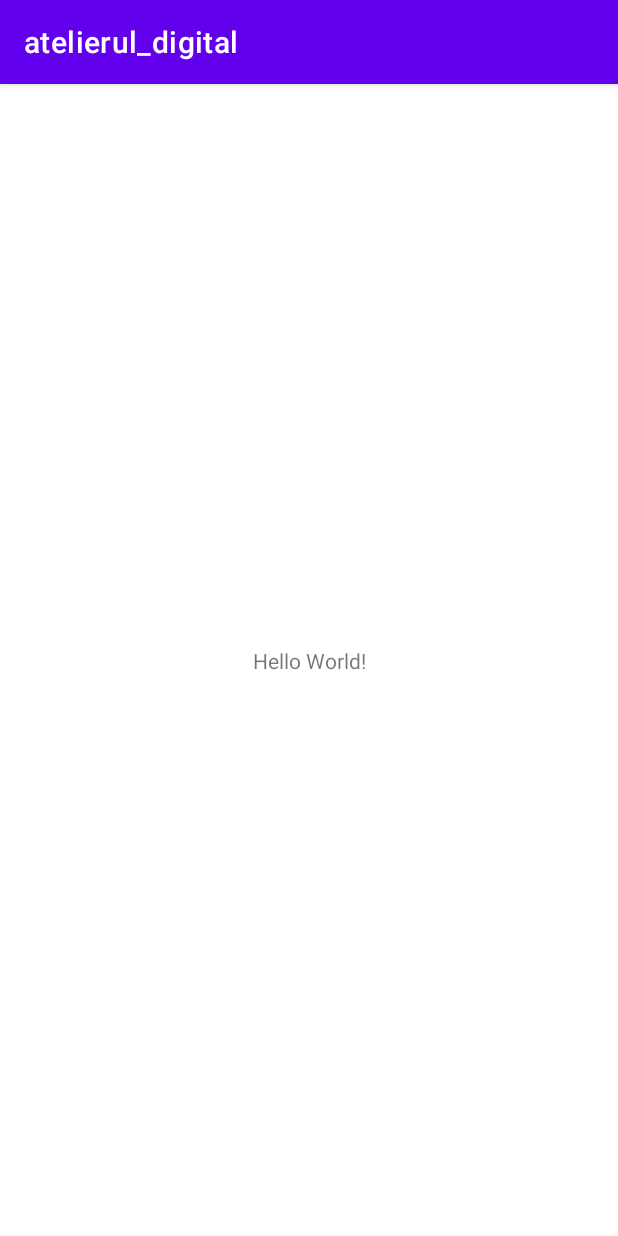
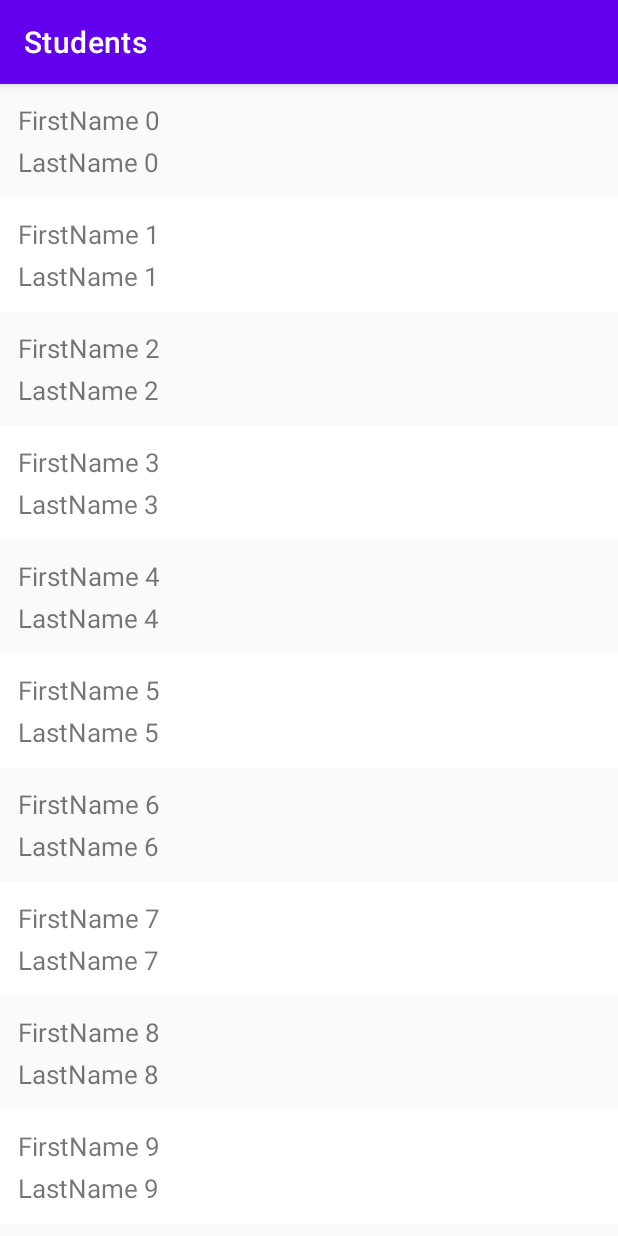
Before and after one commit to alexxmanea/atelierul_digital, an Android app: the screen it shows after launch (MainActivity), on a phone screen of 412 x 824 dp. Run offline under Robolectric (Android 15) with nearby library versions, the phone set to English and light mode, and no system bars.

Commit message:
Challenge 2 - completed
RecyclerView

```diff
--- a/app/build.gradle
+++ b/app/build.gradle
@@ -33,6 +33,7 @@ dependencies {
     implementation 'androidx.appcompat:appcompat:1.2.0'
     implementation 'com.google.android.material:material:1.2.1'
     implementation 'androidx.constraintlayout:constraintlayout:2.0.4'
+    implementation "androidx.recyclerview:recyclerview:1.1.0"
     testImplementation 'junit:junit:4.+'
     androidTestImplementation 'androidx.test.ext:junit:1.1.2'
     androidTestImplementation 'androidx.test.espresso:espresso-core:3.3.0'
--- /dev/null
+++ b/app/src/main/java/com/atelierul_digital/DataSource.java
@@ -0,0 +1,34 @@
+package com.atelierul_digital;
+
+import java.util.ArrayList;
+import java.util.List;
+
+class Name {
+    private String firstName;
+    private String lastName;
+
+    public String getFirstName() {
+        return firstName;
+    }
+
+    public String getLastName() {
+        return lastName;
+    }
+
+    public Name(String firstName, String lastName) {
+        this.firstName = firstName;
+        this.lastName = lastName;
+    }
+}
+
+public class DataSource {
+    public List<Name> getNames() {
+        List<Name> names = new ArrayList<>();
+
+        for (int i = 0; i < 200; ++i) {
+            names.add(new Name("FirstName " + i, "LastName " + i));
+        }
+
+        return names;
+    }
+}
--- a/app/src/main/java/com/atelierul_digital/MainActivity.java
+++ b/app/src/main/java/com/atelierul_digital/MainActivity.java
@@ -1,8 +1,16 @@
 package com.atelierul_digital;
 
+import android.os.Bundle;
+import android.view.View;
+import android.widget.LinearLayout;
+import android.widget.TextView;
+import android.widget.Toast;
+
 import androidx.appcompat.app.AppCompatActivity;
+import androidx.recyclerview.widget.LinearLayoutManager;
+import androidx.recyclerview.widget.RecyclerView;
 
-import android.os.Bundle;
+import java.util.List;
 
 public class MainActivity extends AppCompatActivity {
 
@@ -10,5 +18,16 @@ public class MainActivity extends AppCompatActivity {
     protected void onCreate(Bundle savedInstanceState) {
         super.onCreate(savedInstanceState);
         setContentView(R.layout.activity_main);
+
+        DataSource dataSource = new DataSource();
+        List<Name> names = dataSource.getNames();
+
+        RecyclerView recyclerView = findViewById(R.id.recyclerView);
+
+        LinearLayoutManager layoutManager = new LinearLayoutManager(this, LinearLayoutManager.VERTICAL, false);
+        recyclerView.setLayoutManager(layoutManager);
+
+        RecyclerViewAdapter recyclerViewAdapter = new RecyclerViewAdapter(names);
+        recyclerView.setAdapter(recyclerViewAdapter);
     }
 }
--- /dev/null
+++ b/app/src/main/java/com/atelierul_digital/RecyclerViewAdapter.java
@@ -0,0 +1,60 @@
+package com.atelierul_digital;
+
+import android.graphics.Color;
+import android.view.LayoutInflater;
+import android.view.View;
+import android.view.ViewGroup;
+import android.widget.LinearLayout;
+import android.widget.TextView;
+
+import androidx.annotation.NonNull;
+import androidx.recyclerview.widget.RecyclerView;
+
+import java.util.List;
+
+public class RecyclerViewAdapter extends RecyclerView.Adapter<RecyclerViewAdapter.RecycleViewHolder> {
+    private final List<Name> data;
+
+    public RecyclerViewAdapter(List<Name> data) {
+        this.data = data;
+    }
+
+    @NonNull
+    @Override
+    public RecycleViewHolder onCreateViewHolder(@NonNull ViewGroup viewGroup, int position) {
+        LayoutInflater layoutInflater = LayoutInflater.from(viewGroup.getContext());
+        View recyclerRow = layoutInflater.inflate(R.layout.recycler_item, viewGroup, false);
+        return new RecycleViewHolder(recyclerRow);
+    }
+
+    @Override
+    public void onBindViewHolder(@NonNull RecycleViewHolder recycleViewHolder, int position) {
+        String firstName = data.get(position).getFirstName();
+        String lastName = data.get(position).getLastName();
+
+        recycleViewHolder.firstName_textView.setText(firstName);
+        recycleViewHolder.lastName_textView.setText(lastName);
+
+        if(Integer.parseInt(firstName.substring(firstName.length() - 1)) % 2 == 0) {
+            recycleViewHolder.linearLayout.setBackgroundColor(Color.parseColor("#fafafa"));
+        }
+    }
+
+    @Override
+    public int getItemCount() {
+        return data.size();
+    }
+
+    public static class RecycleViewHolder extends RecyclerView.ViewHolder {
+        final TextView firstName_textView;
+        final TextView lastName_textView;
+        final LinearLayout linearLayout;
+
+        public RecycleViewHolder(@NonNull View itemView) {
+            super(itemView);
+            this.firstName_textView = itemView.findViewById(R.id.firstName);
+            this.lastName_textView = itemView.findViewById(R.id.lastName);
+            this.linearLayout = itemView.findViewById(R.id.linearLayout);
+        }
+    }
+}
--- a/app/src/main/res/layout/activity_main.xml
+++ b/app/src/main/res/layout/activity_main.xml
@@ -1,18 +1,12 @@
 <?xml version="1.0" encoding="utf-8"?>
-<androidx.constraintlayout.widget.ConstraintLayout xmlns:android="http://schemas.android.com/apk/res/android"
-    xmlns:app="http://schemas.android.com/apk/res-auto"
+<LinearLayout xmlns:android="http://schemas.android.com/apk/res/android"
     xmlns:tools="http://schemas.android.com/tools"
     android:layout_width="match_parent"
     android:layout_height="match_parent"
     tools:context=".MainActivity">
 
-    <TextView
-        android:layout_width="wrap_content"
-        android:layout_height="wrap_content"
-        android:text="Hello World!"
-        app:layout_constraintBottom_toBottomOf="parent"
-        app:layout_constraintLeft_toLeftOf="parent"
-        app:layout_constraintRight_toRightOf="parent"
-        app:layout_constraintTop_toTopOf="parent" />
-
-</androidx.constraintlayout.widget.ConstraintLayout>
+    <androidx.recyclerview.widget.RecyclerView
+        android:id="@+id/recyclerView"
+        android:layout_width="match_parent"
+        android:layout_height="match_parent" />
+</LinearLayout>
--- /dev/null
+++ b/app/src/main/res/layout/recycler_item.xml
@@ -0,0 +1,37 @@
+<?xml version="1.0" encoding="utf-8"?>
+<RelativeLayout xmlns:android="http://schemas.android.com/apk/res/android"
+    xmlns:tools="http://schemas.android.com/tools"
+    android:layout_width="match_parent"
+    android:layout_height="wrap_content"
+    android:orientation="vertical">
+
+    <LinearLayout
+        android:id="@+id/linearLayout"
+        android:layout_width="match_parent"
+        android:layout_height="wrap_content"
+        android:clickable="true"
+        android:orientation="vertical"
+        android:padding="10dp"
+        android:weightSum="2">
+
+        <TextView
+            android:id="@+id/firstName"
+            android:layout_width="match_parent"
+            android:layout_height="wrap_content"
+            android:layout_weight="1"
+            android:clickable="false"
+            android:padding="2dp"
+            android:textSize="17sp"
+            tools:text="FirstName 1" />
+
+        <TextView
+            android:id="@+id/lastName"
+            android:layout_width="match_parent"
+            android:layout_height="wrap_content"
+            android:layout_weight="1"
+            android:clickable="false"
+            android:padding="2dp"
+            android:textSize="17sp"
+            tools:text="LastName 1" />
+    </LinearLayout>
+</RelativeLayout>
--- a/app/src/main/res/values/strings.xml
+++ b/app/src/main/res/values/strings.xml
@@ -1,3 +1,3 @@
 <resources>
-    <string name="app_name">atelierul_digital</string>
+    <string name="app_name">Students</string>
 </resources>
```
Also changed, not shown: gradle/wrapper/gradle-wrapper.properties.
